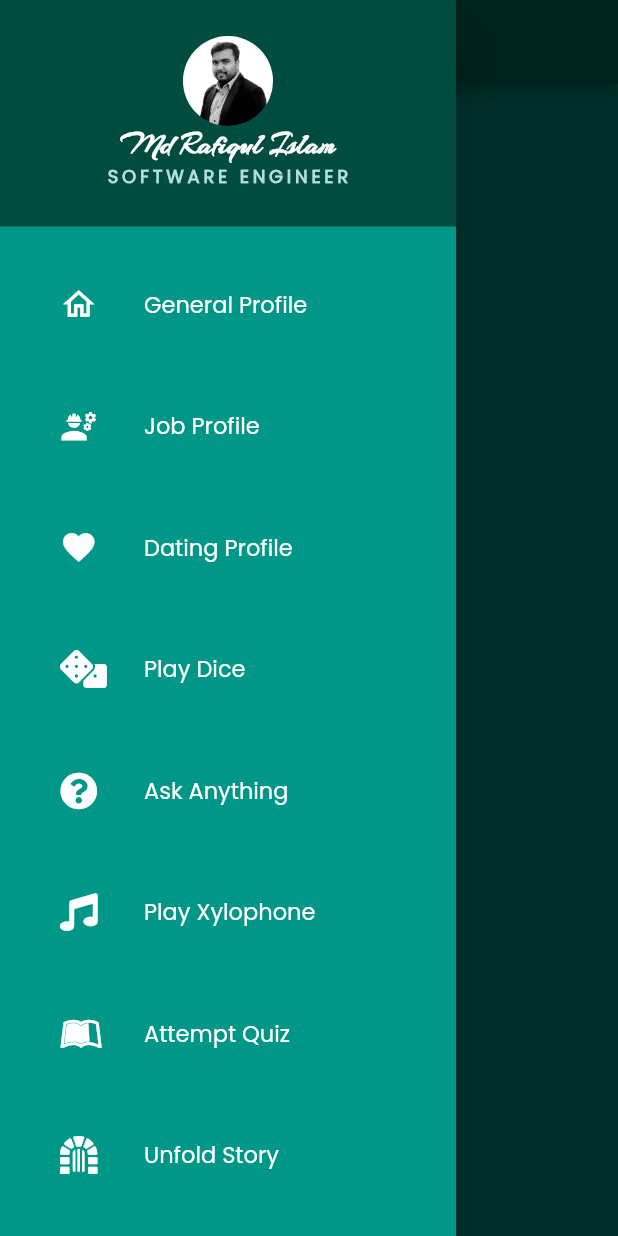
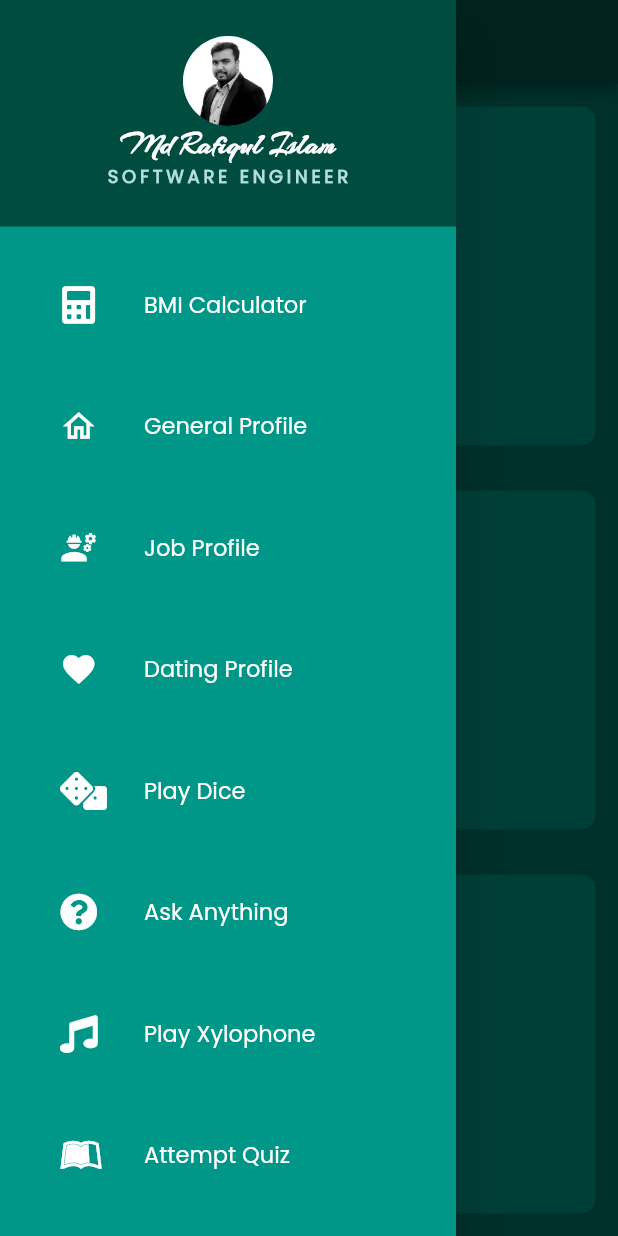
Before and after one commit to vutfiq01/mi_flash_card, a Flutter app: the BmiCalculatorApp screen opened directly, with the side drawer open, on a phone screen of 412 x 824 dp. Run offline on Flutter 3.47's test engine with Material 2 defaults, Android fonts, the light colour scheme and no system bars; our stand-ins replace audioplayers, font_awesome_flutter, rflutter_alert.

Commit message:
bmi calculator layout

```diff
--- a/lib/bmi_calculator_app.dart
+++ b/lib/bmi_calculator_app.dart
@@ -16,9 +16,67 @@ class _BmiCalculatorAppState extends State<BmiCalculatorApp> {
         title: const Text('BMI Calculator'),
       ),
       drawer: const MyNavigationDrawer(),
-      body: const Center(
-        child: Text('Body Text'),
+      body: const Column(
+        children: <Widget>[
+          Expanded(
+            child: Row(
+              children: <Widget>[
+                Expanded(
+                  child: ReusableCard(
+                    cardColor: Color(0xFF00897B),
+                  ),
+                ),
+                Expanded(
+                  child: ReusableCard(
+                    cardColor: Color(0xFF00897B),
+                  ),
+                ),
+              ],
+            ),
+          ),
+          Expanded(
+            child: ReusableCard(
+              cardColor: Color(0xFF00897B),
+            ),
+          ),
+          Expanded(
+            child: Row(
+              children: <Widget>[
+                Expanded(
+                  child: ReusableCard(
+                    cardColor: Color(0xFF00897B),
+                  ),
+                ),
+                Expanded(
+                  child: ReusableCard(
+                    cardColor: Color(0xFF00897B),
+                  ),
+                ),
+              ],
+            ),
+          ),
+        ],
       ),
     );
   }
 }
+
+class ReusableCard extends StatelessWidget {
+  const ReusableCard({
+    super.key,
+    required this.cardColor,
+  });
+
+  final Color cardColor;
+
+  @override
+  Widget build(BuildContext context) {
+    return Container(
+      margin: const EdgeInsets.all(15),
+      decoration: BoxDecoration(
+        color: cardColor,
+        borderRadius: BorderRadius.circular(10.0),
+      ),
+    );
+  }
+}
--- a/lib/widget/navigation_drawer.dart
+++ b/lib/widget/navigation_drawer.dart
@@ -73,6 +73,12 @@ class MyNavigationDrawer extends StatelessWidget {
           children: [
             drawerItem(
               context: context,
+              pageTitle: 'BMI Calculator',
+              icon: FontAwesomeIcons.calculator,
+              page: const BmiCalculatorApp(),
+            ),
+            drawerItem(
+              context: context,
               pageTitle: 'General Profile',
               icon: Icons.home_outlined,
               page: const MyApp(),
@@ -119,12 +125,6 @@ class MyNavigationDrawer extends StatelessWidget {
               icon: FontAwesomeIcons.dungeon,
               page: const UnfoldStoryApp(),
             ),
-            drawerItem(
-              context: context,
-              pageTitle: 'BMI Calculator',
-              icon: FontAwesomeIcons.calculator,
-              page: const BmiCalculatorApp(),
-            ),
           ],
         ),
       );
```
